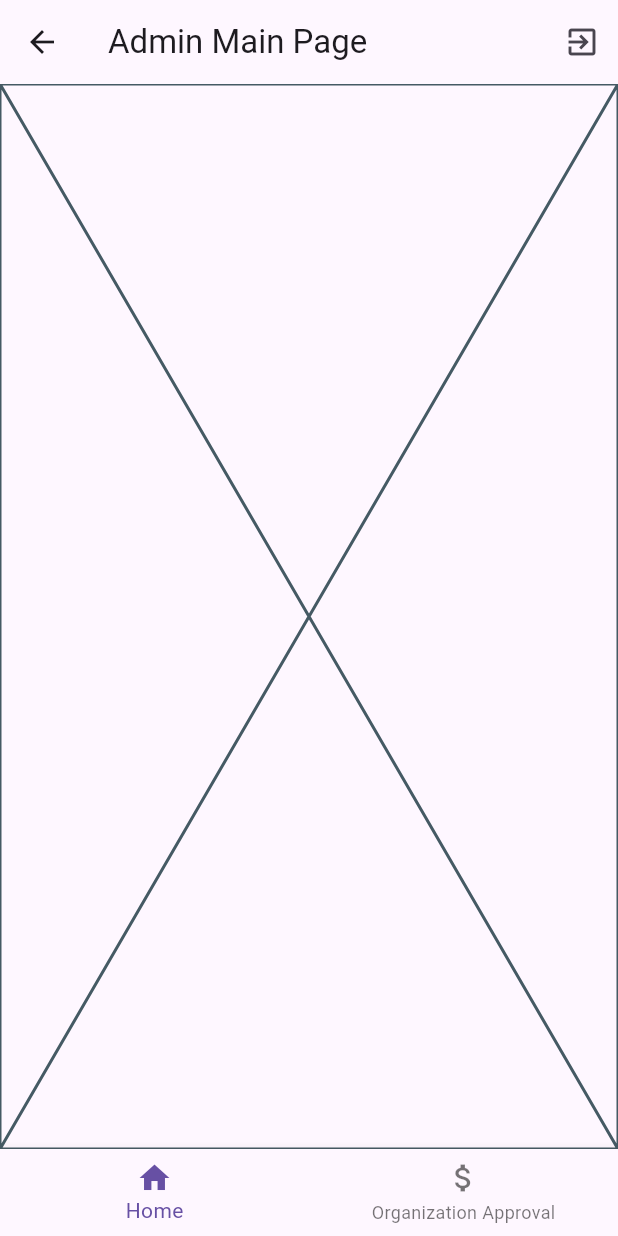
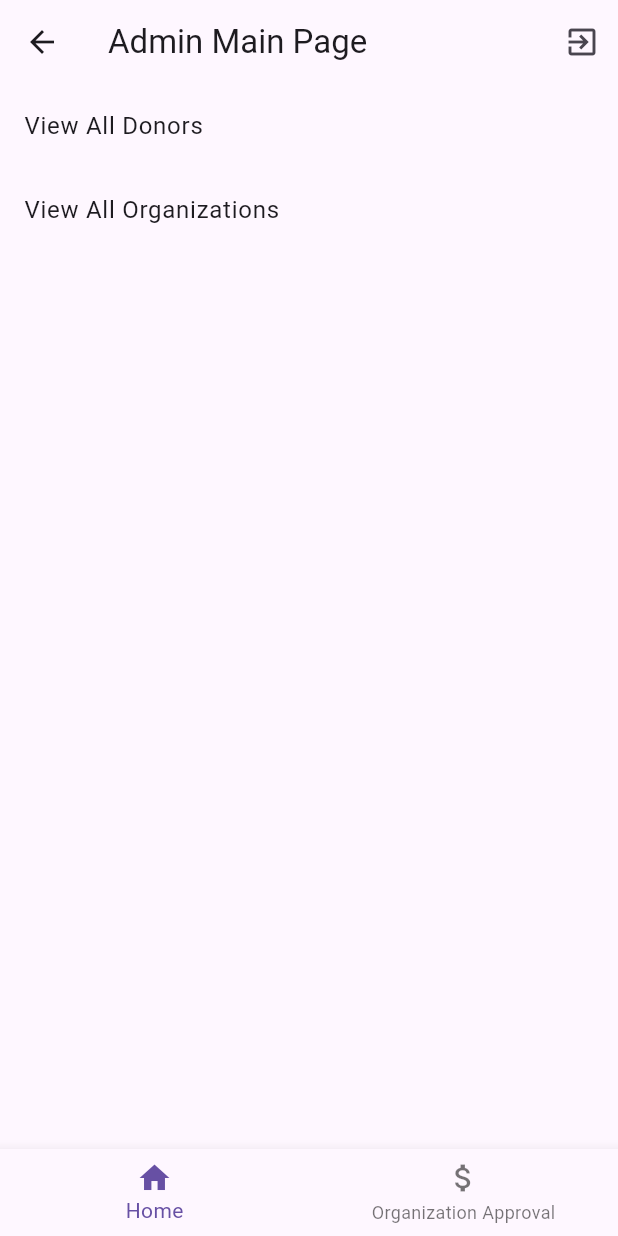
Before and after one commit to montero333/CMSC-23-FINAL-PROJECT, a Flutter app: the AdminMainPage screen opened by its route, on a phone screen of 412 x 824 dp. Run offline on Flutter 3.47's test engine with Material 3 defaults, Android fonts, the phone set to English and light mode, and no system bars.

Commit message:
added admin list view and routing

```diff
--- a/lib/main.dart
+++ b/lib/main.dart
@@ -12,6 +12,8 @@ void main() {
 }
 
 class MyApp extends StatelessWidget {
+  const MyApp({super.key});
+
   @override
   Widget build(BuildContext context) {
     return ChangeNotifierProvider(
--- /dev/null
+++ b/lib/pages/admin_list.dart
@@ -0,0 +1,34 @@
+import 'package:flutter/material.dart';
+import 'DonationsPage.dart';
+import 'OrganizationsPage.dart';
+
+class AdminListPage extends StatefulWidget {
+  @override
+  _AdminListPageState createState() => _AdminListPageState();
+}
+
+class _AdminListPageState extends State<AdminListPage> {
+  @override
+  Widget build(BuildContext context) {
+    return Scaffold(
+      body: ListView(
+        children: [
+          ListTile(
+            title: Text('View All Donors'),
+            onTap: () {
+              // Navigate to another page
+              Navigator.push(context, MaterialPageRoute(builder: (context) => DonorsPage())); // Replace AnotherPage with actual widget
+            },
+          ),
+          ListTile(
+            title: Text('View All Organizations'),
+            onTap: () {
+              // Navigate to another page
+              Navigator.push(context, MaterialPageRoute(builder: (context) => OrganizationsPage())); // Replace AnotherPage with actual widget
+            },
+          ),
+        ],
+      ),
+    );
+  }
+}
--- a/lib/pages/admin_main_page.dart
+++ b/lib/pages/admin_main_page.dart
@@ -1,4 +1,5 @@
 import 'package:flutter/material.dart';
+import 'admin_list.dart';
 import 'approval_page.dart';
 
 class AdminMainPage extends StatefulWidget {
@@ -11,7 +12,7 @@ class _AdminMainPageState extends State<AdminMainPage> {
 
   final List<Widget> _pages = [
     // Add your pages here
-    Placeholder(), // Placeholder for the first page
+    AdminListPage(), // Placeholder for the first page
     ApprovalPage(), // Approval page
   ];
 
```
